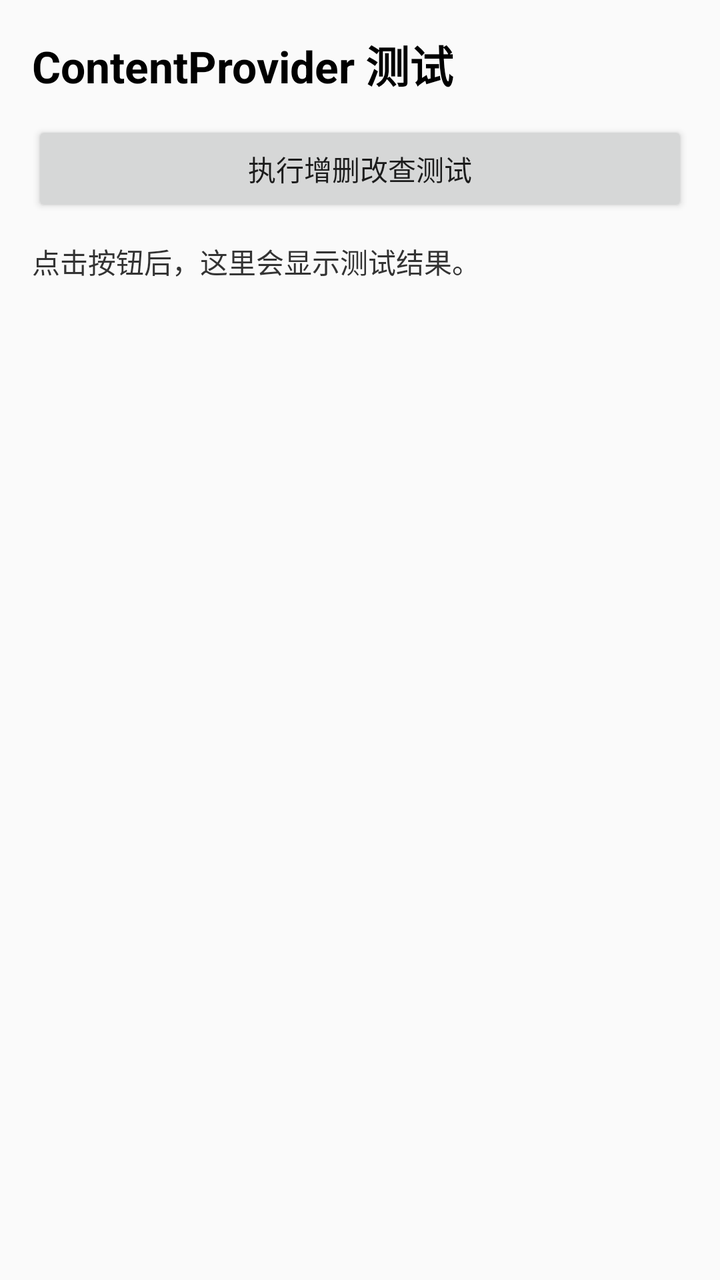
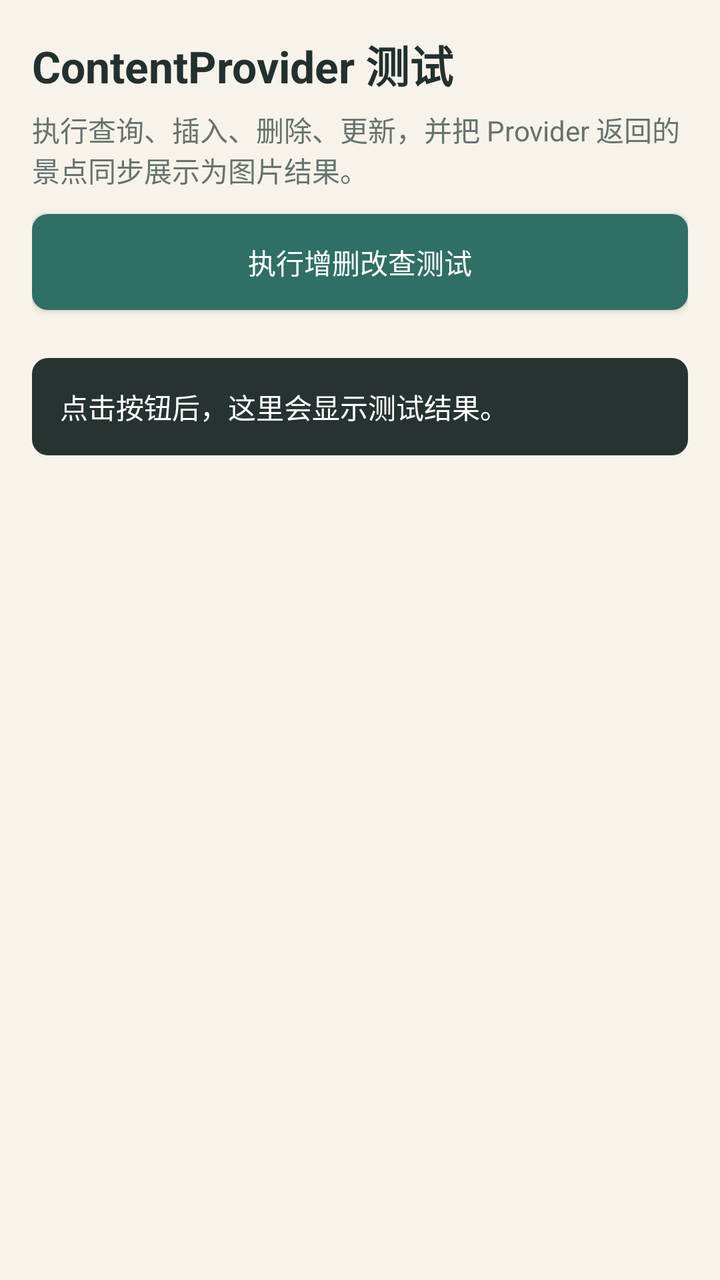

Before-and-after screenshots of an Android layout around one commit, followed by the original layout XML and the change that was made.
<!-- AndroidManifest.xml: application theme Theme.MyApplication -->
<!-- res/layout/activity_provider_test.xml -->
<?xml version="1.0" encoding="utf-8"?>
<LinearLayout xmlns:android="http://schemas.android.com/apk/res/android"
    android:layout_width="match_parent"
    android:layout_height="match_parent"
    android:orientation="vertical"
    android:padding="16dp">

    <TextView
        android:layout_width="match_parent"
        android:layout_height="wrap_content"
        android:text="ContentProvider 测试"
        android:textColor="@color/black"
        android:textSize="22sp"
        android:textStyle="bold" />

    <Button
        android:id="@+id/runProviderTestButton"
        android:layout_width="match_parent"
        android:layout_height="wrap_content"
        android:layout_marginTop="12dp"
        android:text="执行增删改查测试" />

    <ScrollView
        android:layout_width="match_parent"
        android:layout_height="0dp"
        android:layout_marginTop="12dp"
        android:layout_weight="1">

        <TextView
            android:id="@+id/providerResultTextView"
            android:layout_width="match_parent"
            android:layout_height="wrap_content"
            android:text="点击按钮后，这里会显示测试结果。"
            android:textColor="#333333"
            android:textSize="14sp" />
    </ScrollView>
</LinearLayout>
<!-- resources referenced by this layout -->
<resources>
  <color name="black">#FF000000</color>
  <style name="Theme.MyApplication" parent="android:Theme.Material.Light.NoActionBar" />
</resources>

<!-- the commit's change to res/layout/activity_provider_test.xml (unified diff, before → after) -->
@@ -2,6 +2,7 @@
 <LinearLayout xmlns:android="http://schemas.android.com/apk/res/android"
     android:layout_width="match_parent"
     android:layout_height="match_parent"
+    android:background="@drawable/bg_app"
     android:orientation="vertical"
     android:padding="16dp">
 
@@ -9,16 +10,39 @@
         android:layout_width="match_parent"
         android:layout_height="wrap_content"
         android:text="ContentProvider 测试"
-        android:textColor="@color/black"
+        android:textColor="@color/hometown_text"
         android:textSize="22sp"
         android:textStyle="bold" />
+
+    <TextView
+        android:layout_width="match_parent"
+        android:layout_height="wrap_content"
+        android:layout_marginTop="6dp"
+        android:text="执行查询、插入、删除、更新，并把 Provider 返回的景点同步展示为图片结果。"
+        android:textColor="@color/hometown_muted"
+        android:textSize="14sp" />
 
     <Button
         android:id="@+id/runProviderTestButton"
         android:layout_width="match_parent"
         android:layout_height="wrap_content"
         android:layout_marginTop="12dp"
+        android:background="@drawable/bg_button_primary"
+        android:textColor="@color/white"
         android:text="执行增删改查测试" />
+
+    <HorizontalScrollView
+        android:layout_width="match_parent"
+        android:layout_height="wrap_content"
+        android:layout_marginTop="12dp"
+        android:scrollbars="none">
+
+        <LinearLayout
+            android:id="@+id/providerImageGallery"
+            android:layout_width="wrap_content"
+            android:layout_height="wrap_content"
+            android:orientation="horizontal" />
+    </HorizontalScrollView>
 
     <ScrollView
         android:layout_width="match_parent"
@@ -30,8 +54,10 @@
             android:id="@+id/providerResultTextView"
             android:layout_width="match_parent"
             android:layout_height="wrap_content"
+            android:background="@drawable/bg_provider_result"
+            android:padding="14dp"
             android:text="点击按钮后，这里会显示测试结果。"
-            android:textColor="#333333"
+            android:textColor="@color/white"
             android:textSize="14sp" />
     </ScrollView>
 </LinearLayout>
<!-- resource entries referenced after the edit -->
@@ -1,6 +1,38 @@
 <!-- resources referenced by this layout -->
 <resources>
-  <color name="black">#FF000000</color>
+  <color name="hometown_muted">#FF66736F</color>
+  <color name="hometown_text">#FF22312F</color>
+  <color name="white">#FFFFFFFF</color>
+  <!-- drawable bg_app (drawable) -->
+  <?xml version="1.0" encoding="utf-8"?>
+  <shape xmlns:android="http://schemas.android.com/apk/res/android">
+      <solid android:color="@color/hometown_background" />
+  </shape>
+  <!-- drawable bg_button_primary (drawable) -->
+  <?xml version="1.0" encoding="utf-8"?>
+  <selector xmlns:android="http://schemas.android.com/apk/res/android">
+      <item android:state_pressed="true">
+          <shape>
+              <solid android:color="@color/hometown_primary_dark" />
+              <corners android:radius="8dp" />
+          </shape>
+      </item>
+      <item>
+          <shape>
+              <solid android:color="@color/hometown_primary" />
+              <corners android:radius="8dp" />
+          </shape>
+      </item>
+  </selector>
+  <!-- drawable bg_provider_result (drawable) -->
+  <?xml version="1.0" encoding="utf-8"?>
+  <shape xmlns:android="http://schemas.android.com/apk/res/android">
+      <solid android:color="#FF263331" />
+      <corners android:radius="8dp" />
+  </shape>
   <style name="Theme.MyApplication" parent="android:Theme.Material.Light.NoActionBar" />
+  <color name="hometown_background">#FFF8F3EA</color>
+  <color name="hometown_primary_dark">#FF1F4D46</color>
+  <color name="hometown_primary">#FF2F6F64</color>
 </resources>
 
